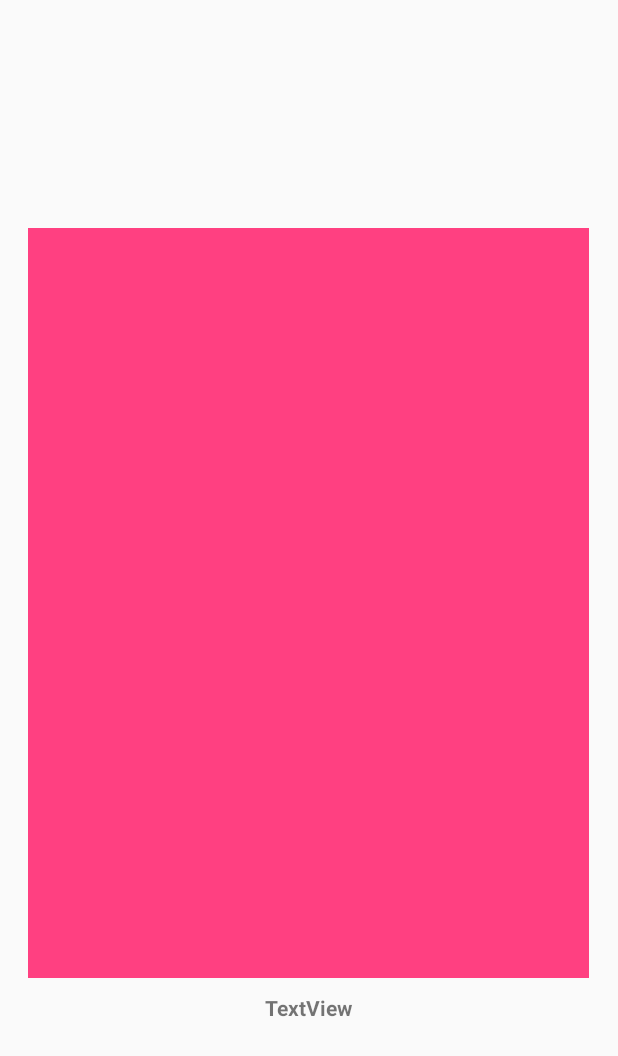
After one commit to arousselotvi/AppPartiel, an Android app: the layout activity_zoom_image.xml on its own in the app's theme, with its tools: preview values and no code run, on a phone screen of 412 x 824 dp. The commit adds this screen. Shown: the top 1056 px of the screen. Run offline under Robolectric (Android 15) with nearby library versions, the phone set to English and light mode, and no system bars; network calls fail.

Commit message:
Zoom on POI Detail images

```diff
--- a/app/src/main/AndroidManifest.xml
+++ b/app/src/main/AndroidManifest.xml
@@ -36,6 +36,10 @@
         <activity
             android:name=".RequestPOI"
             android:label="@string/title_activity_request_poi"
+            android:theme="@style/AppTheme.NoActionBar" />
+        <activity
+            android:name=".ZoomImageActivity"
+            android:label="@string/title_activity_zoom_image"
             android:theme="@style/AppTheme.NoActionBar"></activity>
     </application>
 
--- a/app/src/main/java/com/example/antoinerousselot/apppartiel/DisplayPOIActivity.java
+++ b/app/src/main/java/com/example/antoinerousselot/apppartiel/DisplayPOIActivity.java
@@ -11,7 +11,7 @@ import android.widget.LinearLayout;
 import android.widget.ListView;
 import android.widget.SimpleAdapter;
 import android.widget.TextView;
-import android.widget.Toast;
+
 
 import com.android.volley.Request;
 import com.android.volley.RequestQueue;
@@ -65,7 +65,6 @@ public class DisplayPOIActivity extends ListActivity {
                     } catch (JSONException e) {
                         e.printStackTrace();
                     }
-                    Toast.makeText(getApplicationContext(),text,Toast.LENGTH_SHORT).show();
 
                 }});
             adapter.notifyDataSetChanged();
--- a/app/src/main/java/com/example/antoinerousselot/apppartiel/DisplayPOIAdapter.java
+++ b/app/src/main/java/com/example/antoinerousselot/apppartiel/DisplayPOIAdapter.java
@@ -57,7 +57,8 @@ public class DisplayPOIAdapter extends BaseAdapter {
         Destination destination = biblio.get(position);
         holder.tvType.setText(destination.getType());
         holder.tvTitle.setText(destination.getTitle());
-        holder.tvDistance.setText(destination.getDistance().toString());
+        String myDistance = String.format("%.2f", destination.getDistance());
+        holder.tvDistance.setText(myDistance.toString()+" km");
         Picasso.get().load(destination.getImageURL()).into(holder.iv);
 
         return convertView;
--- a/app/src/main/res/layout/activity_detail_poi.xml
+++ b/app/src/main/res/layout/activity_detail_poi.xml
@@ -19,6 +19,7 @@
             android:layout_width="374dp"
             android:layout_height="19dp"
             android:layout_marginTop="10dp"
+            android:textStyle="bold"
             android:text="TextView"
             tools:ignore="MissingConstraints"
             tools:layout_editor_absoluteX="5dp"
--- a/app/src/main/res/layout/activity_display_poi.xml
+++ b/app/src/main/res/layout/activity_display_poi.xml
@@ -19,6 +19,7 @@
             android:layout_width="374dp"
             android:layout_height="19dp"
             android:layout_marginTop="10dp"
+            android:textStyle="bold"
             android:text="TextView"
             tools:ignore="MissingConstraints"
             tools:layout_editor_absoluteX="5dp"
--- /dev/null
+++ b/app/src/main/res/layout/activity_zoom_image.xml
@@ -0,0 +1,45 @@
+<?xml version="1.0" encoding="utf-8"?>
+<LinearLayout xmlns:android="http://schemas.android.com/apk/res/android"
+    xmlns:app="http://schemas.android.com/apk/res-auto"
+    xmlns:tools="http://schemas.android.com/tools"
+    android:layout_width="match_parent"
+    android:layout_height="match_parent"
+    android:id="@+id/linearView"
+    tools:layout_editor_absoluteY="81dp"
+    tools:ignore="DuplicateIds">
+
+    <LinearLayout
+        android:id="@+id/linearView2"
+        android:layout_width="match_parent"
+        android:layout_height="match_parent"
+        android:gravity="center"
+        android:orientation="vertical">
+
+
+        <ImageView
+            android:id="@+id/imageView"
+            android:layout_width="374dp"
+            android:layout_height="500dp"
+            android:layout_marginTop="10dp"
+            app:srcCompat="@color/colorAccent"
+            tools:ignore="MissingConstraints"
+            tools:layout_editor_absoluteX="258dp"
+            tools:layout_editor_absoluteY="16dp" />
+        <TextView
+            android:id="@+id/textView"
+            android:textStyle="bold"
+            android:layout_width="374dp"
+            android:layout_height="19dp"
+            android:layout_marginTop="10dp"
+            android:text="TextView"
+            android:gravity="center"
+            tools:ignore="MissingConstraints"
+            tools:layout_editor_absoluteX="5dp"
+            tools:layout_editor_absoluteY="16dp" />
+
+
+    </LinearLayout>
+
+
+
+</LinearLayout>
--- a/app/src/main/res/values/strings.xml
+++ b/app/src/main/res/values/strings.xml
@@ -6,4 +6,5 @@
     <string name="title_activity_detail_poi">DetailPOI</string>
     <string name="title_activity_webview">WebviewActivity</string>
     <string name="title_activity_request_poi">RequestPOI</string>
+    <string name="title_activity_zoom_image">ZoomImageActivity</string>
 </resources>
```
Also changed, not shown: app/src/main/java/com/example/antoinerousselot/apppartiel/DetailPOI.java (+41 -0 lines), app/src/main/java/com/example/antoinerousselot/apppartiel/ZoomImageActivity.java (added, +30 -0 lines), app/src/main/res/layout/content_zoom_image.xml (added, +11 -0 lines).
